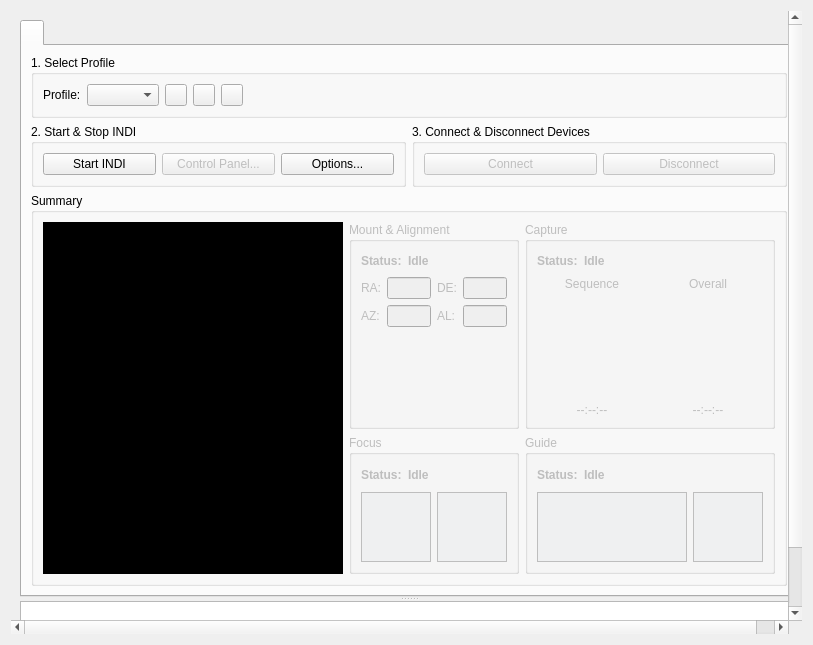
The window that kstars/ekos/ekosmanager.ui (KDE/kstars) describes before a commit, drawn with Qt 5.
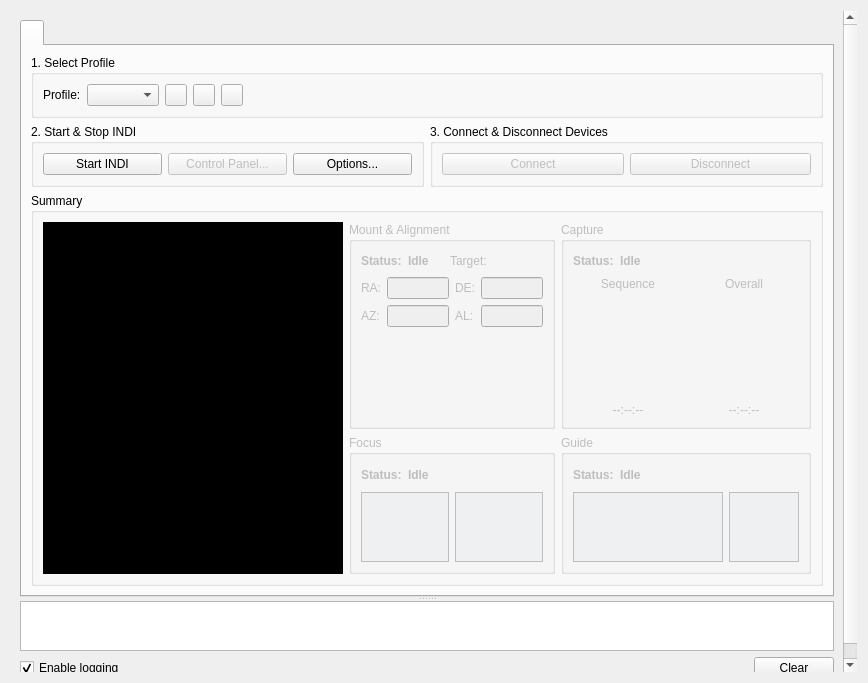
The same window after the commit. Icons and pictures are not drawn. Custom widgets are drawn as their Qt base class.

Commit message: Add scope target name, if available either from direct sky map interaction or via the scheduler

Patch:
```diff
--- a/kstars/ekos/ekosmanager.ui
+++ b/kstars/ekos/ekosmanager.ui
@@ -6,8 +6,8 @@
    <rect>
     <x>0</x>
     <y>0</y>
-    <width>813</width>
-    <height>645</height>
+    <width>868</width>
+    <height>683</height>
    </rect>
   </property>
   <property name="baseSize">
@@ -54,8 +54,8 @@
        <rect>
         <x>0</x>
         <y>0</y>
-        <width>799</width>
-        <height>631</height>
+        <width>854</width>
+        <height>669</height>
        </rect>
       </property>
       <property name="sizePolicy">
@@ -401,6 +401,26 @@
                         </property>
                        </spacer>
                       </item>
+                      <item>
+                       <widget class="QLabel" name="label_3">
+                        <property name="text">
+                         <string>Target:</string>
+                        </property>
+                       </widget>
+                      </item>
+                      <item>
+                       <widget class="QLabel" name="mountTarget">
+                        <property name="minimumSize">
+                         <size>
+                          <width>50</width>
+                          <height>0</height>
+                         </size>
+                        </property>
+                        <property name="text">
+                         <string/>
+                        </property>
+                       </widget>
+                      </item>
                      </layout>
                     </item>
                     <item>
```
The commit also changes 7 other files.
